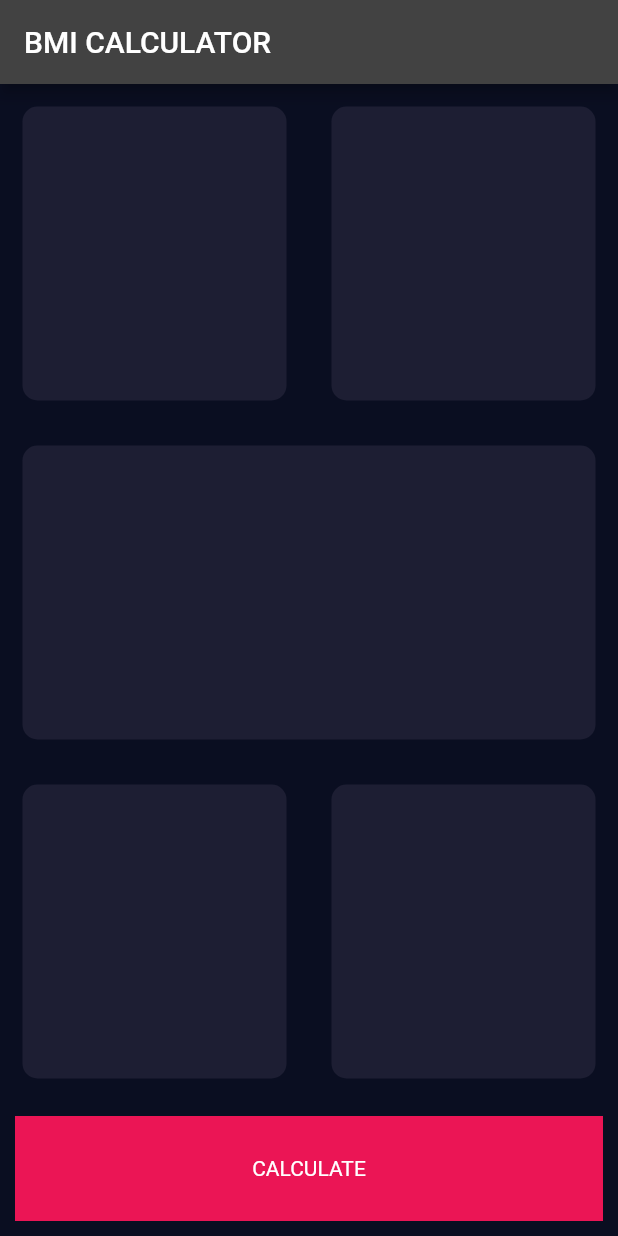
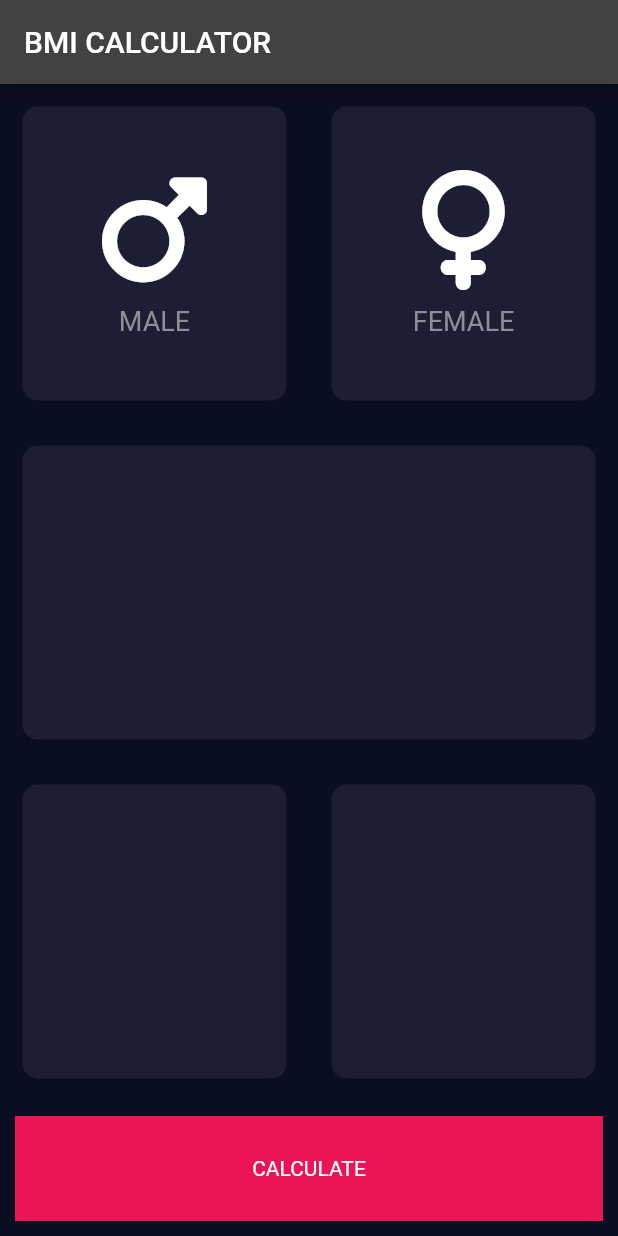
Before and after one commit to Chris-Eminence/BMI-Calculator, a Flutter app: the screen it shows after launch, on a phone screen of 412 x 824 dp. Run offline on Flutter 3.47's test engine with Material 2 defaults, Android fonts, the phone set to English and light mode, and no system bars; our stand-ins replace font_awesome_flutter; missing offline and left inert: dart:ffi.

Commit message:
adding icons

```diff
--- a/lib/input_page.dart
+++ b/lib/input_page.dart
@@ -1,5 +1,8 @@
+import 'dart:ffi';
+
 import 'package:flutter/cupertino.dart';
 import 'package:flutter/material.dart';
+import 'package:font_awesome_flutter/font_awesome_flutter.dart';
 
 const bottomContainerHeight = 70.0;
 const activeCardColor = Color(0xFF1D1E33);
@@ -25,32 +28,48 @@ class _InputPageState extends State<InputPage> {
                 Expanded(
                   child: ReuseAbleCard(
                     colour: activeCardColor,
+                    cardChild:
+                        IconContent(icon: FontAwesomeIcons.mars, label: 'MALE'),
                   ),
                 ),
                 Expanded(
                   child: ReuseAbleCard(
                     colour: activeCardColor,
+                    cardChild: IconContent(
+                        icon: FontAwesomeIcons.venus, label: 'FEMALE'),
                   ),
                 ),
               ],
             ),
           ),
           Expanded(
-            child: ReuseAbleCard(
-              colour: activeCardColor,
+            child: Container(
+              margin: const EdgeInsets.all(15.0),
+              decoration: BoxDecoration(
+                color: activeCardColor,
+                borderRadius: BorderRadius.circular(10.0),
+              ),
             ),
           ),
           Expanded(
             child: Row(
               children: [
                 Expanded(
-                  child: ReuseAbleCard(
-                    colour: activeCardColor,
+                  child: Container(
+                    margin: const EdgeInsets.all(15.0),
+                    decoration: BoxDecoration(
+                      color: activeCardColor,
+                      borderRadius: BorderRadius.circular(10.0),
+                    ),
                   ),
                 ),
                 Expanded(
-                  child: ReuseAbleCard(
-                    colour: activeCardColor,
+                  child: Container(
+                    margin: const EdgeInsets.all(15.0),
+                    decoration: BoxDecoration(
+                      color: activeCardColor,
+                      borderRadius: BorderRadius.circular(10.0),
+                    ),
                   ),
                 ),
               ],
@@ -69,10 +88,42 @@ class _InputPageState extends State<InputPage> {
   }
 }
 
+//iconWidget Extract
+class IconContent extends StatelessWidget {
+  IconContent({required this.icon, required this.label});
+
+  final IconData icon;
+  final String label;
+
+  @override
+  Widget build(BuildContext context) {
+    return Column(
+      mainAxisAlignment: MainAxisAlignment.center,
+      children: [
+        Icon(
+          icon,
+          size: 80.0,
+        ),
+        const SizedBox(
+          height: 10.0,
+        ),
+        Text(
+          label,
+          style: const TextStyle(
+            fontSize: 18.0,
+            color: Color(0xFF8D8E98),
+          ),
+        )
+      ],
+    );
+  }
+}
+
 class ReuseAbleCard extends StatelessWidget {
-  ReuseAbleCard({required this.colour});
+  ReuseAbleCard({required this.colour, required this.cardChild});
 
   final Color colour;
+  final Widget cardChild;
 
   @override
   Widget build(BuildContext context) {
@@ -82,6 +133,7 @@ class ReuseAbleCard extends StatelessWidget {
         color: colour,
         borderRadius: BorderRadius.circular(10.0),
       ),
+      child: cardChild,
     );
   }
 }
--- a/pubspec.yaml
+++ b/pubspec.yaml
@@ -34,6 +34,7 @@ dependencies:
   # The following adds the Cupertino Icons font to your application.
   # Use with the CupertinoIcons class for iOS style icons.
   cupertino_icons: ^1.0.2
+  font_awesome_flutter: ^10.2.1
 
 dev_dependencies:
   flutter_test:
```
Also changed, not shown: pubspec.lock.
